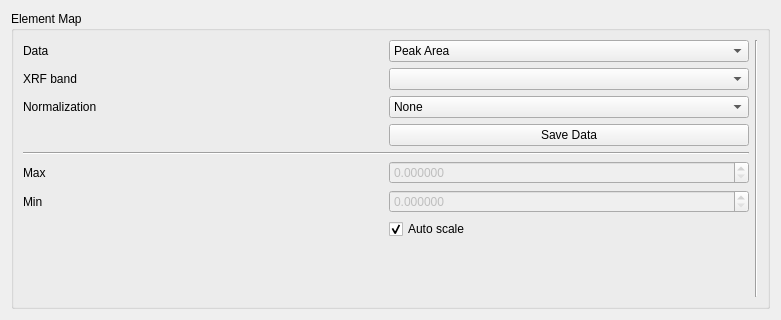
The window that xpaxs/spectromicroscopy/ui/ui_elementsplot.ui (praxes/praxes) describes before a commit, drawn with Qt 5.
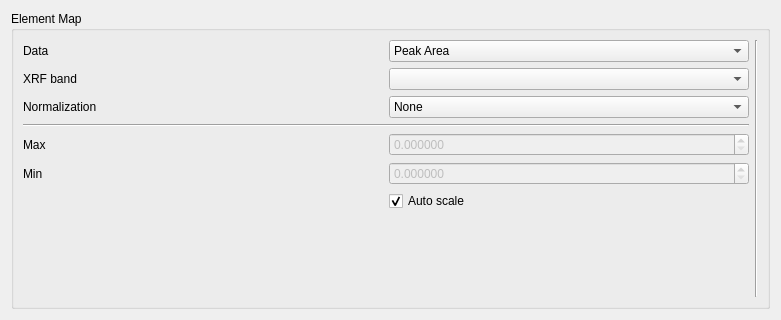
The same window after the commit.

Commit message:
open a scan and show the element maps without re-analyzing the data
fix broken origin, min and max widgets

implement a Tools menu for starting scan analyses

modified the spec menu, now an acquisition menu

```diff
--- a/xpaxs/spectromicroscopy/ui/ui_elementsplot.ui
+++ b/xpaxs/spectromicroscopy/ui/ui_elementsplot.ui
@@ -153,13 +153,6 @@
           </property>
          </widget>
         </item>
-        <item row="3" column="1" >
-         <widget class="QPushButton" name="saveDataButton" >
-          <property name="text" >
-           <string>Save Data</string>
-          </property>
-         </widget>
-        </item>
         <item row="2" column="0" >
          <widget class="QLabel" name="label_2" >
           <property name="text" >
```
The commit also changes 11 other files.
